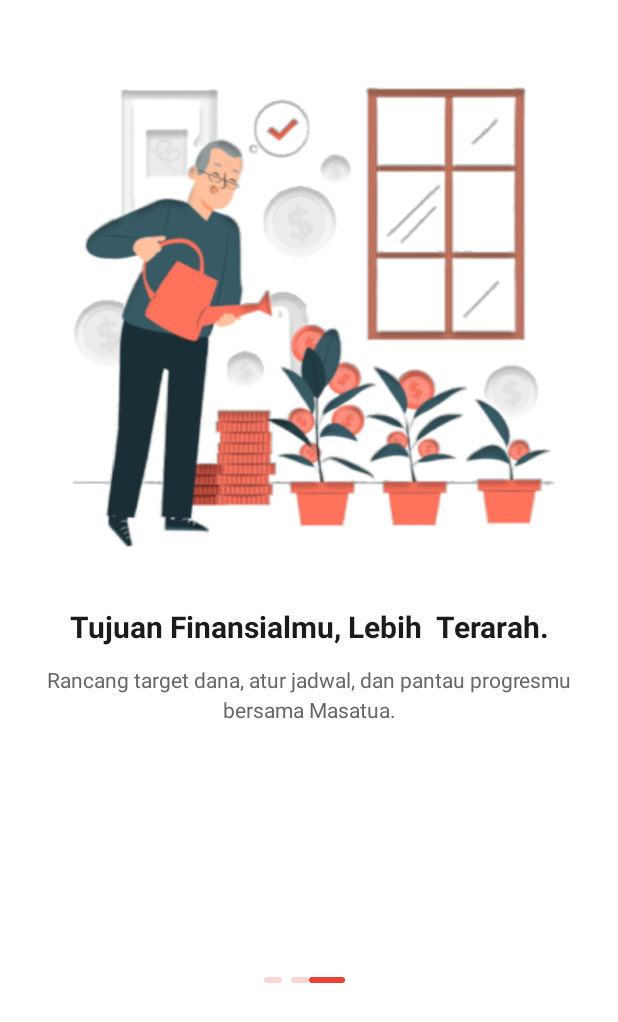
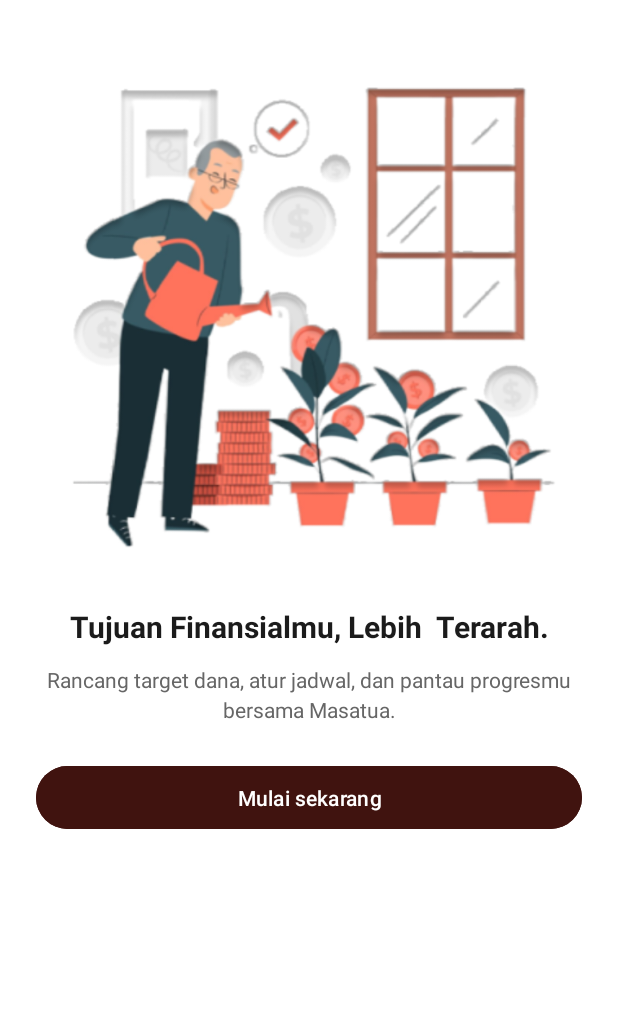
Before and after one commit to abijaksana96/MasaTua, an Android app: the layout activity_outro.xml on its own in the app's theme, with its tools: preview values and no code run, on a phone screen of 412 x 824 dp. Shown: the top 1022 px of the screen. Run offline under Robolectric (Android 15) with nearby library versions, the phone set to English and light mode, and no system bars.

Commit message:
`feat`: Adding activities to the AndroidManifest.xml file

```diff
--- a/app/src/main/AndroidManifest.xml
+++ b/app/src/main/AndroidManifest.xml
@@ -23,6 +23,9 @@
         </activity>
 
         <activity android:name=".MainActivity" android:exported="true" />
+        <activity android:name=".IntroActivity" android:exported="true" />
+        <activity android:name=".IntroDuaActivity" android:exported="true" />
+        <activity android:name=".OutroActivity" android:exported="true" />
     </application>
 
 </manifest>
--- a/app/src/main/res/layout/activity_intro_dua.xml
+++ b/app/src/main/res/layout/activity_intro_dua.xml
@@ -5,7 +5,9 @@
     android:layout_width="match_parent"
     android:layout_height="match_parent"
     android:padding="24dp"
-    android:background="@android:color/white">
+    android:background="@android:color/white"
+    xmlns:tools="http://schemas.android.com/tools"
+    tools:context=".IntroDuaActivity">
 
 
     <ImageView
--- a/app/src/main/res/layout/activity_outro.xml
+++ b/app/src/main/res/layout/activity_outro.xml
@@ -1,11 +1,12 @@
 <?xml version="1.0" encoding="utf-8"?>
-<androidx.constraintlayout.widget.ConstraintLayout
-    xmlns:android="http://schemas.android.com/apk/res/android"
+<androidx.constraintlayout.widget.ConstraintLayout xmlns:android="http://schemas.android.com/apk/res/android"
     xmlns:app="http://schemas.android.com/apk/res-auto"
     android:layout_width="match_parent"
     android:layout_height="match_parent"
+    xmlns:tools="http://schemas.android.com/tools"
     android:padding="24dp"
-    android:background="@android:color/white">
+    android:background="@android:color/white"
+    tools:context=".IntroDuaActivity">
 
 
     <ImageView
@@ -53,39 +54,18 @@
         android:layout_marginTop="12dp"
         android:lineSpacingExtra="4dp"/>
 
-    <!-- Indikator halaman (dot) -->
-    <LinearLayout
-        android:id="@+id/dotIndicator"
-        android:layout_width="wrap_content"
-        android:layout_height="wrap_content"
-        android:orientation="horizontal"
-        android:layout_marginTop="24dp"
+    <Button
+        android:id="@+id/startButton"
+        android:layout_width="0dp"
+        android:layout_height="50dp"
+        android:text="Mulai sekarang"
+        android:textAllCaps="false"
+        android:textColor="@android:color/white"
+        android:stateListAnimator="@null"
+        android:backgroundTint="@color/palet1"
         app:layout_constraintTop_toBottomOf="@id/descText"
-        app:layout_constraintBottom_toBottomOf="parent"
         app:layout_constraintStart_toStartOf="parent"
-        app:layout_constraintEnd_toEndOf="parent">
-
-
-
-        <!-- Nonaktif -->
-        <View
-            android:layout_width="12dp"
-            android:layout_height="4dp"
-            android:background="@drawable/indicator_inactive"
-            android:layout_marginEnd="6dp"
-            android:layout_gravity="center_vertical"/>
-        <View
-            android:layout_width="12dp"
-            android:layout_height="4dp"
-            android:background="@drawable/indicator_inactive"
-            android:layout_gravity="center_vertical"/>
-        <!-- Aktif -->
-        <View
-            android:layout_width="24dp"
-            android:layout_height="4dp"
-            android:background="@drawable/indicator_active"
-            android:layout_marginEnd="6dp"
-            android:layout_gravity="center_vertical"/><!-- Aktif --><!-- Aktif -->
-    </LinearLayout>
+        app:layout_constraintEnd_toEndOf="parent"
+        android:layout_marginTop="24dp" />
 
 </androidx.constraintlayout.widget.ConstraintLayout>
--- a/app/src/main/res/layout/activity_spalsh.xml
+++ b/app/src/main/res/layout/activity_spalsh.xml
@@ -3,7 +3,9 @@
     xmlns:app="http://schemas.android.com/apk/res-auto"
     android:layout_width="match_parent"
     android:layout_height="match_parent"
-    android:background="@drawable/splash_gradient">
+    xmlns:tools="http://schemas.android.com/tools"
+    android:background="@drawable/splash_gradient"
+    tools:context=".SplashActivity">
 
     <ImageView
         android:id="@+id/splashIcon"
```
Also changed, not shown: app/src/main/java/com/example/masatua/IntroActivity.java (+36 -3 lines), app/src/main/java/com/example/masatua/IntroDuaActivity.java (+39 -4 lines), app/src/main/java/com/example/masatua/OutroActivity.java (+32 -3 lines), app/src/main/java/com/example/masatua/SplashActivity.java (+25 -4 lines), app/src/main/res/layout/activity_intro.xml (+4 -3 lines).
